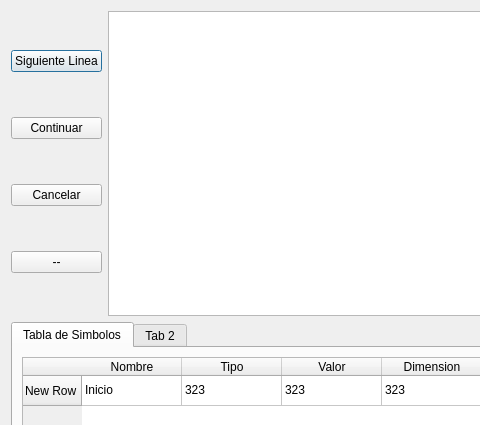
First picture: the form in Coline/debugcoline.ui, repository Caceres-Joseph/-COMPI2-Dic-Proyecto2_201513696, before the edit; both pictures show x 0 to 480 and y 0 to 425 of the 823 by 638 pixel window.
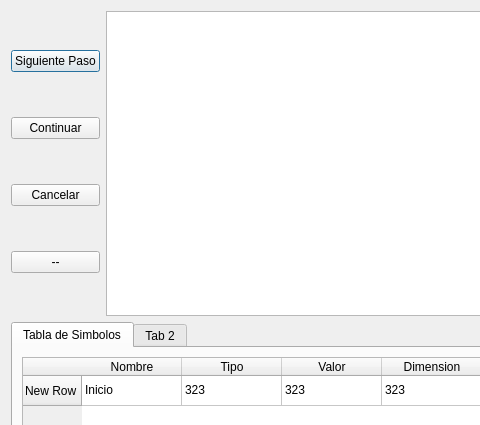
Second picture: the form after the edit.

```diff
--- a/Coline/debugcoline.ui
+++ b/Coline/debugcoline.ui
@@ -21,7 +21,7 @@
        <item>
         <widget class="QPushButton" name="pushButton_2">
          <property name="text">
-          <string>Siguiente Linea</string>
+          <string>Siguiente Paso</string>
          </property>
         </widget>
        </item>
```
Left out of the diff: 6 changed lines with no effect on the pictures.
